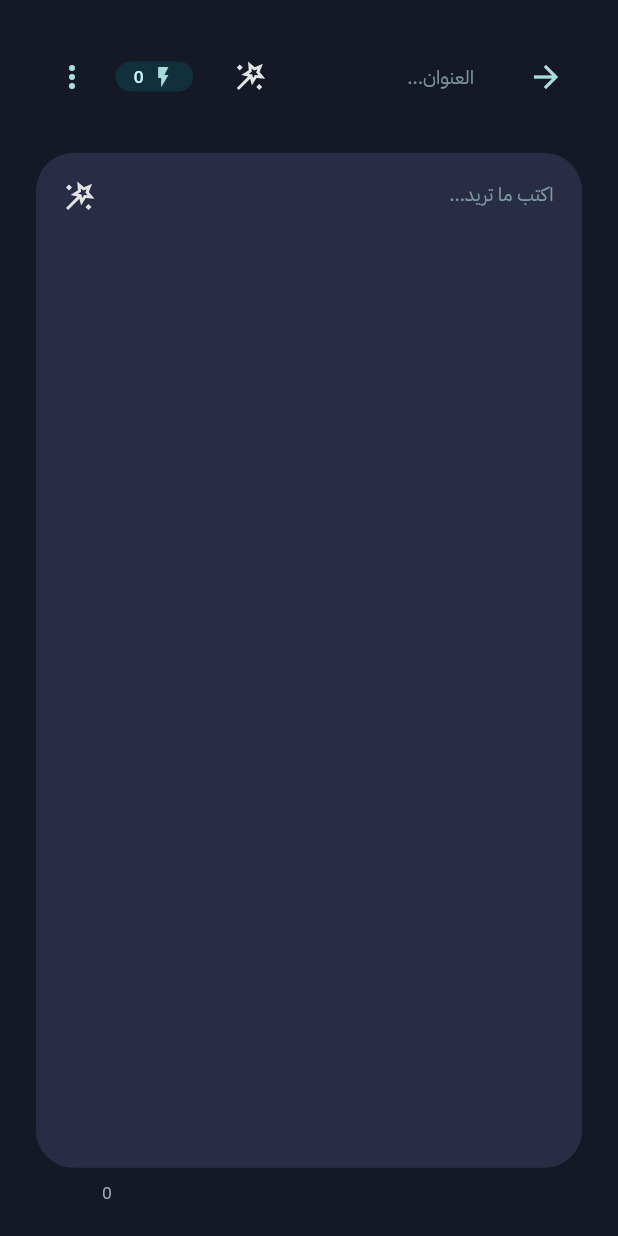
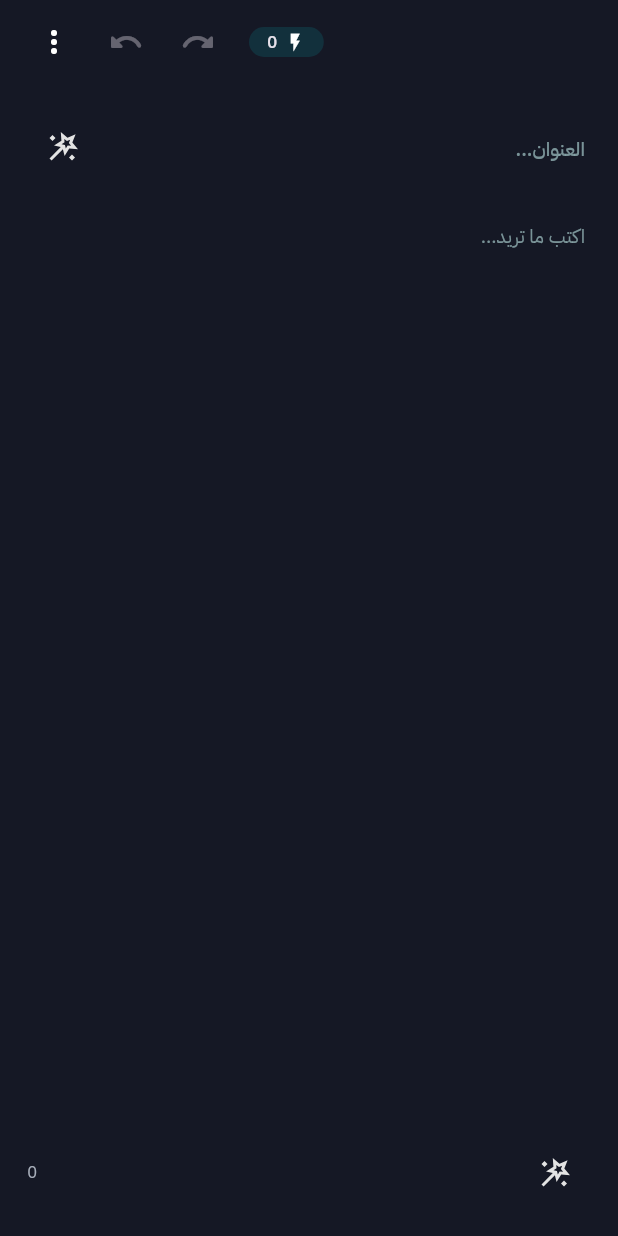
Before and after one commit to MohammedBazhair/link_note, a Flutter app: the NoteEditorScreen screen opened directly, on a phone screen of 412 x 824 dp. Run offline on Flutter 3.47's test engine with Material 3 defaults, Android fonts, the phone set to English and light mode, and no system bars; our stand-ins replace app_links, audioplayers, connectivity_plus, device_info_plus, equatable, flutter_cache_manager and 10 more; missing offline and left inert: audio_waveforms, bluetooth_enable_fork, image_gallery_saver_plus, mobile_scanner, nearby_connections, onesignal_flutter and 2 more; accounts and stored records are empty; network calls fail; project files that could hold a hidden picture were left out.

Commit message:
feat: update UI components and improve form handling in note editor

```diff
--- a/lib/core/presentation/widgets/credits_widget.dart
+++ b/lib/core/presentation/widgets/credits_widget.dart
@@ -34,7 +34,7 @@ class CreditsWidget extends ConsumerWidget {
         return const Skeletonizer(child: _CreditsBody(0));
       },
       error: (error, stackTrace) {
-        return const SizedBox.shrink();
+        return const _CreditsBody(0);
       },
     );
   }
@@ -47,16 +47,17 @@ class _CreditsBody extends StatelessWidget {
   @override
   Widget build(BuildContext context) {
     return Container(
+      height: 20,
       padding: const EdgeInsets.symmetric(horizontal: 12, vertical: 2),
       decoration: BoxDecoration(
         color: DarkColors.primary.withOpacity(0.15),
         borderRadius: BorderRadius.circular(25),
       ),
-
       child: Row(
         spacing: 5,
+        mainAxisSize: MainAxisSize.min,
         children: [
-          const Icon(Icons.flash_on, size: 16),
+          const Icon(Icons.flash_on, size: 14),
           Text(
             '$credits',
             style: const TextStyle(fontSize: 11, fontWeight: FontWeight.w500),
--- a/lib/core/theme/dark_theme.dart
+++ b/lib/core/theme/dark_theme.dart
@@ -18,9 +18,8 @@ ThemeData darkTheme() => ThemeData(
     backgroundColor: Color(0xFF151825),
     surfaceTintColor: Colors.transparent,
     iconTheme: IconThemeData(color: Colors.white),
-
-    actionsPadding: EdgeInsets.symmetric(horizontal: 15, vertical: 15),
-    leadingWidth: 100,
+    actionsPadding: EdgeInsets.symmetric(horizontal: 12),
+    leadingWidth: 56,
   ),
   elevatedButtonTheme: ElevatedButtonThemeData(
     style: ElevatedButton.styleFrom(
--- a/lib/features/note/presentation/screens/note_editor_screen.dart
+++ b/lib/features/note/presentation/screens/note_editor_screen.dart
@@ -69,15 +69,12 @@ class _NoteEditorState extends ConsumerState<NoteEditorScreen> {
         if (didPop) return;
         await onPopInvoke();
       },
-      child: Scaffold(
-        body: SafeArea(
-          child: Padding(
-            padding: const EdgeInsets.all(24),
-            child: Column(
-              children: [Expanded(child: EditorForm(onPopInvoke: onPopInvoke))],
-            ),
-          ),
+      child: const Scaffold(
+        appBar: PreferredSize(
+          preferredSize: Size.fromHeight(kToolbarHeight),
+          child: NoteFormHeader(),
         ),
+        body: Padding(padding: EdgeInsets.all(18), child: EditorForm()),
       ),
     );
   }
--- a/lib/features/note/presentation/widgets/ai_action_button.dart
+++ b/lib/features/note/presentation/widgets/ai_action_button.dart
@@ -1,7 +1,6 @@
 import 'package:flutter/material.dart';
 import 'package:flutter_riverpod/flutter_riverpod.dart';
 import 'package:flutter_svg/flutter_svg.dart';
-
 import '../../../../core/constants/assets/app_assets.dart';
 
 class AiActionButton extends ConsumerWidget {
@@ -14,7 +13,7 @@ class AiActionButton extends ConsumerWidget {
   final VoidCallback onPressed;
 
   @override
-  Widget build(BuildContext context,ref) {
+  Widget build(BuildContext context, ref) {
     return AnimatedCrossFade(
       firstChild: Container(
         padding: const EdgeInsets.all(13),
--- a/lib/features/note/presentation/widgets/content_form_field.dart
+++ b/lib/features/note/presentation/widgets/content_form_field.dart
@@ -18,38 +18,25 @@ class ContentFormField extends StatelessWidget {
 
   @override
   Widget build(BuildContext context) {
-    return Stack(
+    return Column(
       children: [
-        TextFormField(
+        Expanded(
+          child: TextFormField(
             controller: controller,
             maxLines: null,
             expands: true,
             readOnly: readOnly,
+            textInputAction: TextInputAction.newline,
+
+            keyboardType: TextInputType.multiline,
 
             textAlignVertical: TextAlignVertical.top,
-          style: TextStyle(color: Colors.white.withAlpha(200)),
+            style: TextStyle(color: Colors.white.withAlpha(180), fontSize: 15),
             cursorColor: const Color(0x809CDEBC),
-          decoration: InputDecoration(
+            decoration: const InputDecoration(
               hintText: 'اكتب ما تريد...',
-            counter: ValueListenableBuilder(
-              valueListenable: controller,
-              builder: (context, value, _) {
-                return Text(
-                  '${controller.text.length}',
-                  style: const TextStyle(
-                    fontSize: 11,
-                    height: 2.5,
-                    color: DarkColors.secondFont,
-                  ),
-                );
-              },
-            ),
-            contentPadding: const EdgeInsetsDirectional.only(
-              end: 40,
-              start: 15,
-              bottom: 15,
-              top: 15,
-            ),
+              filled: false,
+              contentPadding: EdgeInsets.zero,
             ),
             onChanged: onChanged,
             validator: (value) {
@@ -59,12 +46,29 @@ class ContentFormField extends StatelessWidget {
               return null;
             },
           ),
+        ),
+        _CounterWithAiAction(controller: controller, onChanged: onChanged),
+      ],
+    );
+  }
+}
 
-        if (!readOnly)
-          PositionedDirectional(
-            end: 5,
-            top: 5,
-            child: Consumer(
+class _CounterWithAiAction extends StatelessWidget {
+  const _CounterWithAiAction({
+    required this.controller,
+    required this.onChanged,
+  });
+
+  final TextEditingController controller;
+  final ValueChanged<String> onChanged;
+
+  @override
+  Widget build(BuildContext context) {
+    return Row(
+      mainAxisAlignment: MainAxisAlignment.spaceBetween,
+
+      children: [
+        Consumer(
           builder: (_, ref, __) {
             final aiController = ref.read(noteAiNotiferProvider.notifier);
             final isProcessing = ref.watch(
@@ -82,6 +86,19 @@ class ContentFormField extends StatelessWidget {
             );
           },
         ),
+
+        ValueListenableBuilder(
+          valueListenable: controller,
+          builder: (context, value, _) {
+            return Text(
+              '${controller.text.length}',
+              style: const TextStyle(
+                fontSize: 11,
+                height: 2.5,
+                color: DarkColors.secondFont,
+              ),
+            );
+          },
         ),
       ],
     );
--- a/lib/features/note/presentation/widgets/editor_form.dart
+++ b/lib/features/note/presentation/widgets/editor_form.dart
@@ -14,9 +14,7 @@ import 'content_form_field.dart';
 import 'title_form_field.dart';
 
 class EditorForm extends ConsumerWidget {
-  const EditorForm({super.key, required this.onPopInvoke});
-
-  final VoidCallback onPopInvoke;
+  const EditorForm({super.key});
 
   @override
   Widget build(BuildContext context, ref) {
@@ -29,7 +27,11 @@ class EditorForm extends ConsumerWidget {
         child: Column(
           spacing: 24,
           children: [
-            NoteFormHeader(onBack: onPopInvoke),
+            TitleFormField(
+              controller: formState.titleController,
+              onChanged: (value) => formState.markedChanges(),
+            ),
+
             Expanded(
               child: ContentFormField(
                 controller: formState.contentController,
@@ -44,27 +46,26 @@ class EditorForm extends ConsumerWidget {
 }
 
 class NoteFormHeader extends ConsumerWidget {
-  const NoteFormHeader({super.key, required this.onBack});
-
-  final VoidCallback onBack;
+  const NoteFormHeader({super.key});
 
   @override
   Widget build(BuildContext context, ref) {
     final formState = ref.read(editorFormProvider);
 
-    return Row(
-      children: [
-        const BackButton(),
-        const SizedBox(width: 5),
-        Expanded(
-          child: TitleFormField(
-            controller: formState.titleController,
-            onChanged: (value) => formState.markedChanges(),
-          ),
+    return AppBar(
+      actions: [
+        const CreditsWidget(),
+        const SizedBox(width: 10),
+        const IconButton(
+          onPressed: null,
+          icon: Icon(Icons.redo_rounded, textDirection: TextDirection.ltr),
+          tooltip: 'إعادة',
         ),
-        const SizedBox(width: 10),
-        const CreditsWidget(),
-        const SizedBox(width: 5),
+        const IconButton(
+          onPressed: null,
+          icon: Icon(Icons.undo_rounded, textDirection: TextDirection.ltr),
+          tooltip: 'تراجع',
+        ),
         PopupMenuButton<NotePopupAction>(
           onSelected: (action) async {
             switch (action) {
@@ -73,8 +74,10 @@ class NoteFormHeader extends ConsumerWidget {
                   return context.showSnakbar('هذه الميزة لاتعمل على ويندوز');
                 }
                 final note = formState.note;
-                final qrData = QrData(name: note.title, qrCodeRaw: note.toJson());
-
+                final qrData = QrData(
+                  name: note.title,
+                  qrCodeRaw: note.toJson(),
+                );
 
                 await context.pushTo(GenerateQrCodeScreen(data: qrData));
 
@@ -90,7 +93,9 @@ class NoteFormHeader extends ConsumerWidget {
                 final note = formState.note;
                 if (note.id == null) return context.pop();
 
-                await ref.read(noteControllerProvider.notifier).deleteNote(note);
+                await ref
+                    .read(noteControllerProvider.notifier)
+                    .deleteNote(note);
                 context.pop();
             }
           },
--- a/lib/features/note/presentation/widgets/title_form_field.dart
+++ b/lib/features/note/presentation/widgets/title_form_field.dart
@@ -19,12 +19,23 @@ class TitleFormField extends StatelessWidget {
     return TextFormField(
       controller: controller,
       readOnly: readOnly,
+      textInputAction: TextInputAction.newline,
       minLines: 1,
-      style: TextStyle(color: Colors.white.withAlpha(200)),
+      maxLines: 2,
+      maxLength: 100,
+      keyboardType: TextInputType.multiline,
+      style: const TextStyle(
+        color: Colors.white,
+        fontSize: 17,
+        fontWeight: FontWeight.w500,
+      ),
       cursorColor: const Color(0x809CDEBC),
       decoration: InputDecoration(
+        contentPadding: EdgeInsets.zero,
         hintText: 'العنوان...',
         filled: false,
+        counterText: '',
+
         suffixIcon: readOnly
             ? null
             : Consumer(
@@ -36,16 +47,13 @@ class TitleFormField extends StatelessWidget {
                     noteAiNotiferProvider.select((s) => s.isTitleProcessing),
                   );
 
-                  return Padding(
-                    padding: const EdgeInsets.symmetric(horizontal: 4),
-                    child: AiActionButton(
+                  return AiActionButton(
                     isProcessing: isProcessing,
                     onPressed: () async {
                       final title = await aiController.improveTitle(note);
                       controller.text = title;
                       onChanged?.call(title);
                     },
-                    ),
                   );
                 },
               ),
```
Lines whose indentation alone changed are shown as unchanged.
